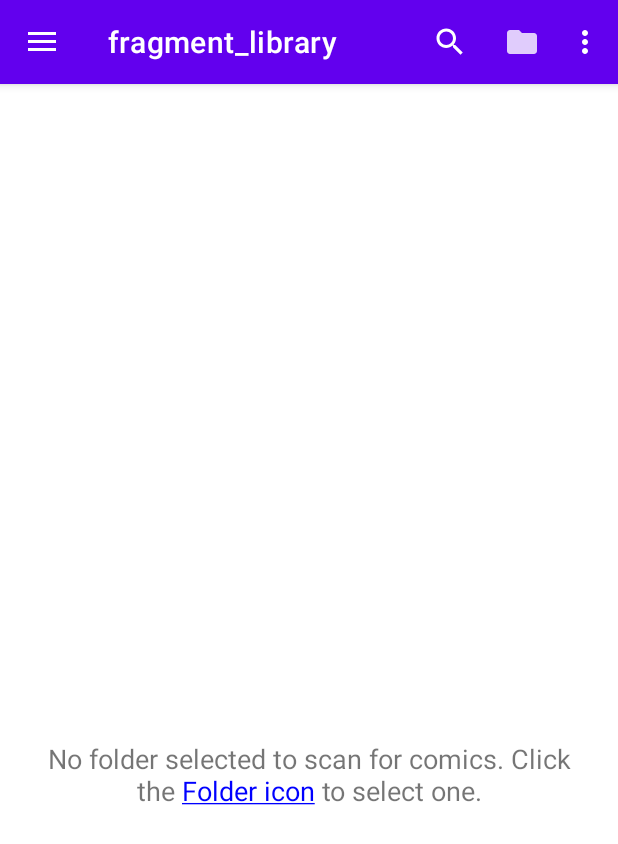
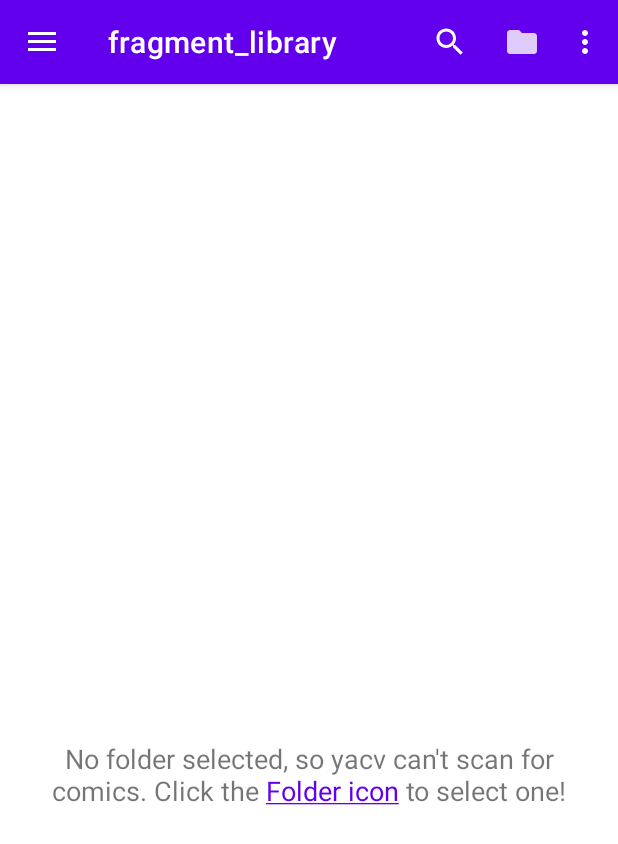
Before and after one commit to nvmnghia/yacv, an Android app: the screen it shows after launch (MainActivity), after a tap on "Select Folder", on a phone screen of 412 x 824 dp. Shown: the top 844 px of the screen. Run offline under Robolectric (Android 15) with nearby library versions, the phone set to English and light mode, and no system bars; our stand-ins replace Dagger/Hilt's generated code, Room's generated code, navigation-ui; libraries missing offline, so code that uses them is left out: androidx.hilt.lifecycle; pictures from the network do not load; 2 statements that could not run were skipped.

Commit message:
feat: rewrite state in `LibraryViewModel`
Before: there's only enum state `textState`.
After: States are stored in variables (e.g. `readPermissionGranted`,...), and when a state is set,
check other state and change `textState` if needed. Code in `LibraryFragment` mostly doesn't change.

Minor fix:
- Refactor text in `LibraryFragment`.

```diff
--- a/app/src/main/java/com/uet/nvmnghia/yacv/ui/library/HandleNoListTextView.kt
+++ b/app/src/main/java/com/uet/nvmnghia/yacv/ui/library/HandleNoListTextView.kt
@@ -1,7 +1,6 @@
 package com.uet.nvmnghia.yacv.ui.library
 
 import android.content.res.Resources
-import android.graphics.Color
 import android.text.SpannableString
 import android.text.Spanned
 import android.text.TextPaint
@@ -15,34 +14,36 @@
  */
 class HandleNoListTextView {
     companion object {
-        fun noRootFolder(res: Resources, clickCallback: () -> Any): SpannableString {
+        var SPAN_TEXT_COLOR: Int? = null
+
+        fun noRoot(res: Resources, clickCallback: () -> Any): SpannableString {
             return oneSpannableText(
-                res.getString(R.string.no_root_folder_selected),
-                res.getString(R.string.no_root_folder_selected_spannable_part),
+                res.getString(R.string.no_root),
+                res.getString(R.string.no_root_span_part),
                 clickCallback
             )
         }
 
-        fun cannotReadRootFolder(res: Resources, clickCallback: () -> Any): SpannableString {
+        fun haveRootNoPermission(res: Resources, clickCallback: () -> Any): SpannableString {
             return oneSpannableText(
-                res.getString(R.string.cannot_read_root_folder),
-                res.getString(R.string.cannot_read_root_folder_spannable_part),
+                res.getString(R.string.have_root_no_permission),
+                res.getString(R.string.have_root_no_permission_span_part),
                 clickCallback
             )
         }
 
-        fun noReadPermission(res: Resources, clickCallback: () -> Any): SpannableString {
+        fun haveRootNotExist(res: Resources, clickCallback: () -> Any): SpannableString {
             return oneSpannableText(
-                res.getString(R.string.no_read_permission),
-                res.getString(R.string.no_read_permission_spannable_part),
+                res.getString(R.string.have_root_not_exist),
+                res.getString(R.string.have_root_not_exist_span_part),
                 clickCallback
             )
         }
 
-        fun noReadPermissionTwice(res: Resources, clickCallback: () -> Any): SpannableString {
+        fun noReadPermissionForever(res: Resources, clickCallback: () -> Any): SpannableString {
             return oneSpannableText(
-                res.getString(R.string.no_read_permission_twice),
-                res.getString(R.string.no_read_permission_twice_spannable_part),
+                res.getString(R.string.no_read_permission_forever),
+                res.getString(R.string.no_read_permission_forever_span_part),
                 clickCallback
             )
         }
@@ -50,7 +51,7 @@
         fun noComic(res: Resources, clickCallback: () -> Any): SpannableString {
             return oneSpannableText(
                 res.getString(R.string.no_comic),
-                res.getString(R.string.no_comic_spannable_part),
+                res.getString(R.string.no_comic_span_part),
                 clickCallback
             )
         }
@@ -72,7 +73,7 @@
 
                 override fun updateDrawState(ds: TextPaint) {
                     super.updateDrawState(ds)
-                    ds.color = Color.BLUE
+                    ds.color = SPAN_TEXT_COLOR!!
                     ds.isUnderlineText = true
                 }
             }
@@ -84,5 +85,6 @@
 
             return spannableContent
         }
+
     }
 }
--- a/app/src/main/java/com/uet/nvmnghia/yacv/ui/library/LibraryFragment.kt
+++ b/app/src/main/java/com/uet/nvmnghia/yacv/ui/library/LibraryFragment.kt
@@ -28,6 +28,7 @@
 import com.uet.nvmnghia.yacv.ui.helper.RecyclerItemClickListener
 import com.uet.nvmnghia.yacv.ui.library.LibraryViewModel.TextState.*
 import com.uet.nvmnghia.yacv.utils.DeviceUtil
+import com.uet.nvmnghia.yacv.utils.ThemeUtils
 import dagger.hilt.android.AndroidEntryPoint
 import javax.inject.Inject
 
@@ -90,6 +91,8 @@
 
         folderAdapter = FolderAdapter(glide, comicDao)
         NUM_COL = calculateNumberOfColumns()
+
+        HandleNoListTextView.SPAN_TEXT_COLOR = ThemeUtils.getPrimaryColor(requireContext())
     }
 
     override fun onCreateView(
@@ -99,11 +102,6 @@
         val view = inflater.inflate(R.layout.fragment_library, container, false)
 
         setHasOptionsMenu(true)
-
-        folderPickerLauncher = registerForActivityResult(
-            ActivityResultContracts.OpenDocumentTree()) {
-            viewModel.rescanComics()
-        }
 
         setupListComicFolders(view)
 
@@ -128,7 +126,9 @@
         appSettingsLauncher = registerForActivityResult(
             ActivityResultContracts.StartActivityForResult()
         ) {
-            isReadPermissionGranted()
+            if (isReadPermissionGranted()) {
+                viewModel.rescanComics(false)
+            }
         }
     }
 
@@ -162,20 +162,20 @@
      */
     private fun toggleEmptyListText(state: LibraryViewModel.TextState) {
         noListTextView.text = when (state) {
-            NO_ROOT_FOLDER -> {
-                HandleNoListTextView.noRootFolder(
+            NO_ROOT -> {
+                HandleNoListTextView.noRoot(
                     resources, this::changeRootScanFolder)
             }
-            CANNOT_READ_ROOT_FOLDER -> {
-                HandleNoListTextView.cannotReadRootFolder(
+            HAVE_ROOT_NO_PERMISSION -> {
+                HandleNoListTextView.haveRootNoPermission(
+                    resources, this::launchAppSettings)    // If possible, use the normal dialog
+            }
+            HAVE_ROOT_NOT_EXIST -> {
+                HandleNoListTextView.haveRootNotExist(
                     resources, this::changeRootScanFolder)
             }
-            NO_READ_PERMISSION -> {
-                HandleNoListTextView.noReadPermission(
-                    resources, this::launchRequestReadPermission)
-            }
             NO_READ_PERMISSION_FOREVER -> {
-                HandleNoListTextView.noReadPermissionTwice(
+                HandleNoListTextView.noReadPermissionForever(
                     resources, this::launchAppSettings)
             }
             NO_COMIC -> {
@@ -268,19 +268,13 @@
 
     /**
      * Check if READ_EXTERNAL_STORAGE is granted.
-     * If not granted, call [LibraryViewModel.readPermissionNotGranted].
      */
     private fun isReadPermissionGranted(): Boolean {
-        val granted = ContextCompat.checkSelfPermission(requireActivity(),
+        viewModel.readPermissionGranted = ContextCompat.checkSelfPermission(requireActivity(),
             Manifest.permission.READ_EXTERNAL_STORAGE
         ) == PackageManager.PERMISSION_GRANTED
 
-        when (granted) {
-            true -> viewModel.readPermissionGranted()
-            false -> viewModel.readPermissionNotGranted()
-        }
-
-        return granted
+        return viewModel.readPermissionGranted
     }
 
 
@@ -328,12 +322,14 @@
      * Otherwise, check if Never ask again is tick. If so, call [viewModel].
      */
     private fun handleRequestReadPermissionResult(granted: Boolean) {
+        viewModel.readPermissionGranted = granted
+
         if (granted) {
             launchFolderPicker()
         } else {
             // Check if deny with Never ask again
             if (! shouldShowRequestPermissionRationale(Manifest.permission.READ_EXTERNAL_STORAGE)) {
-                viewModel.readPermissionNotGrantedForever()
+                viewModel.readPermissionDeniedForever = true
             }
         }
     }
@@ -351,7 +347,7 @@
      * Given the [folderUri] from the picker, pass it to [viewModel].
      */
     private fun handleFolderPickerResult(folderUri: Uri?) {
-        folderUri?.let { viewModel.changeRootFolder(it) }
+        folderUri?.let { viewModel.rootFolderUri = it }
     }
 
     /**
--- a/app/src/main/java/com/uet/nvmnghia/yacv/ui/library/LibraryViewModel.kt
+++ b/app/src/main/java/com/uet/nvmnghia/yacv/ui/library/LibraryViewModel.kt
@@ -1,8 +1,12 @@
 package com.uet.nvmnghia.yacv.ui.library
 
+import android.Manifest
 import android.app.Application
 import android.content.Context
+import android.content.pm.PackageManager
 import android.net.Uri
+import android.util.Log
+import androidx.core.content.ContextCompat
 import androidx.documentfile.provider.DocumentFile
 import androidx.hilt.lifecycle.ViewModelInject
 import androidx.lifecycle.AndroidViewModel
@@ -12,7 +16,6 @@
 import com.uet.nvmnghia.yacv.model.folder.Folder
 import com.uet.nvmnghia.yacv.model.folder.FolderRepository
 import com.uet.nvmnghia.yacv.utils.Constants
-import com.uet.nvmnghia.yacv.utils.FileUtils
 
 
 /**
@@ -33,6 +36,21 @@
     private val sharedPref = application.getSharedPreferences(
         application.resources.getString(R.string.preference_file_key), Context.MODE_PRIVATE)
 
+    var rootFolderUri: Uri? = sharedPref.getString(Constants.SHPREF_ROOT_FOLDER, null)?.let { Uri.parse(it) }
+        set(uri) {
+            if (field == uri) {
+                rescanComics(true)
+            } else {
+                field = uri
+                scanComics(deep = true, truncateOld = true)
+                with(sharedPref.edit()) {
+                    putString(Constants.SHPREF_ROOT_FOLDER, uri.toString())
+                    apply()
+                }
+            }
+            rootFolderSelected = uri != null
+        }
+
     // ViewModel communicates with View by LiveData, instead of direct control
     val folders: LiveData<List<Folder>> = folderRepo.getFolders()
 
@@ -41,110 +59,116 @@
     // Text state
     //================================================================================
 
+    /**
+     * Whether the read permission is granted.
+     */
+    var readPermissionGranted: Boolean = false    // Meaningless initial value to use var with custom setter
+        // A custom getter can guarantee to be always correct by checking directly
+        // but it seems to be expensive
+        // Manually check & set seems to be a reasonable choice
+        // TODO: compare with custom getter
+        set(granted) {
+            if (granted) {
+                readPermissionDeniedForever = false
+
+                when {
+                    !rootFolderSelected -> textState.value = TextState.NO_ROOT
+                    !rootFolderExists -> textState.value = TextState.HAVE_ROOT_NOT_EXIST
+//                    folders.value?.isEmpty() == true -> TextState.NO_COMIC
+//                    else -> TextState.NO_TEXT
+                    else -> {
+                        if (field != granted) {
+                            rescanComics(false)
+                            Log.w("yacv", "Rescan triggered by flip readPermissionGranted to true")
+                        }
+                    }
+                }
+            } else {
+                if (rootFolderExists) {
+                    textState.value = TextState.HAVE_ROOT_NO_PERMISSION
+                }
+            }
+
+            field = granted
+        }
+
+    /**
+     * Whether the Never ask again box is checked.
+     * As there's no reliable way to check this, it is persisted.
+     */
+    var readPermissionDeniedForever: Boolean = sharedPref.getBoolean(Constants.SHPREF_READ_PERMISSION_DENIED_FOREVER, false)
+        set(deniedForever) {
+            field = deniedForever
+
+            with(sharedPref.edit()) {
+                putBoolean(Constants.SHPREF_READ_PERMISSION_DENIED_FOREVER, deniedForever)
+                apply()
+            }
+
+            if (deniedForever) {
+                textState.value = TextState.NO_READ_PERMISSION_FOREVER
+            }
+        }
+
+    /**
+     * Whether a folder is selected as root.
+     */
+    private var rootFolderSelected: Boolean = false    // Meaningless initial value to use var with custom setter
+        set(selected) {
+            field = selected
+
+            if (!selected && !readPermissionDeniedForever) {
+                textState.value = TextState.NO_ROOT
+            }
+
+            rootFolderExists = true
+        }
+
+    /**
+     * Whether the selected root folder can be read.
+     */
+    private var rootFolderExists = false
+        set(exist) {
+            field = exist
+
+            if (!exist && rootFolderSelected && readPermissionGranted) {
+                textState.value = TextState.HAVE_ROOT_NOT_EXIST
+            }
+        }
+
+    /**
+     * Enum for all possible states of the text if list folders is not displayed.
+     */
     enum class TextState {
         // List displayed normally
         NO_TEXT,
 
         // List is not displayed, and text is
-        NO_ROOT_FOLDER, CANNOT_READ_ROOT_FOLDER, NO_READ_PERMISSION,
+        NO_ROOT,
+        HAVE_ROOT_NO_PERMISSION,       // Had root folder, but cannot read due to revoked permission
+        HAVE_ROOT_NOT_EXIST,           // Had root folder, but cannot find it anymore
         NO_READ_PERMISSION_FOREVER,    // No more asking
-        NO_COMIC,
+        NO_COMIC
     }
 
-    /**
-     * State for the text if list comic folders is not displayed.
-     */
     var textState =                      // https://developer.android.com/topic/libraries/architecture/viewmodel#implement
         MediatorLiveData<TextState>()    // ViewModel shouldn't observe LiveData, instead use MediatorLiveData or transformation.
 
     init {
-        textState.addSource(folders, this::folderListChanged)
-    }
+        // Initialization order matters
+        rootFolderSelected = rootFolderUri != null
 
-    private fun folderListChanged(folderList: List<Folder>) {
-        if (folderList.isEmpty()) {
-            if (textState.value == TextState.NO_TEXT) {
-                textState.value = TextState.NO_COMIC
+        val documentFile = rootFolderUri?.let { DocumentFile.fromTreeUri(getApplication(), it) }
+        rootFolderExists = documentFile?.exists() ?: false
+
+        readPermissionGranted = ContextCompat.checkSelfPermission(getApplication(),
+            Manifest.permission.READ_EXTERNAL_STORAGE) == PackageManager.PERMISSION_GRANTED
+
+        textState.addSource(folders) { newListFolders ->
+            if (readPermissionGranted && rootFolderExists) {
+                textState.value = if (newListFolders.isEmpty()) TextState.NO_COMIC
+                    else TextState.NO_TEXT
             }
-        } else {
-            if (textState.value == TextState.NO_COMIC) {
-                textState.value = TextState.NO_TEXT
-            }
-        }
-    }
-
-    private fun rootFolderChanged(newRootFolderUri: Uri?) {
-        textState.value = newRootFolderUri.let {
-            when {
-                it == null -> TextState.NO_ROOT_FOLDER
-                ! FileUtils.canReadTree(getApplication(), it) -> TextState.CANNOT_READ_ROOT_FOLDER
-                else -> {
-                    scanComics(deep = true, truncateOld = true)
-                    TextState.NO_TEXT
-                }
-            }
-        }
-    }
-
-    /**
-     * TODO: Somehow merge these readPermission methods together.
-     */
-    fun readPermissionNotGranted() {
-        if (textState.value != TextState.NO_ROOT_FOLDER) {
-            textState.value = TextState.NO_READ_PERMISSION
-        }
-    }
-
-    fun readPermissionGranted() {
-        if (rootFolderUri == null) {
-            textState.value = TextState.NO_ROOT_FOLDER
-        } else if (folders.value == null || folders.value!!.isEmpty()) {
-            textState.value = TextState.NO_COMIC
-        } else {
-            textState.value = TextState.NO_TEXT
-        }
-    }
-
-    fun readPermissionNotGrantedForever() {
-        textState.value = TextState.NO_READ_PERMISSION_FOREVER
-    }
-
-
-    //================================================================================
-    // Root folder state
-    //================================================================================
-
-    // Initialization DOES NOT call custom setter.
-    private var rootFolderUri: Uri? = null
-        set(newRootFolderUri) {
-            field = newRootFolderUri
-
-            rootFolderChanged(newRootFolderUri)
-
-            // Upon initialization, the SharedPreference is written back unnecessarily.
-            with(sharedPref.edit()) {
-                putString(Constants.SHPREF_ROOT_FOLDER, field.toString())
-                apply()
-            }
-        }
-
-    init {
-        // https://medium.com/keepsafe-engineering/an-in-depth-look-at-kotlins-initializers-a0420fcbf546
-        // rootFolderUri must be set after textState initialization, as inside its setter, textState is used.
-        rootFolderUri = sharedPref.getString(Constants.SHPREF_ROOT_FOLDER, null)?.let { Uri.parse(it) }
-    }
-
-    /**
-     * Given an URI, convert it to a native path and assign the result to [rootFolderUri].
-     * If the converted path is the same as [rootFolderUri], only do a quick rescan.
-     */
-    fun changeRootFolder(newFolderUri: Uri) {
-        if (newFolderUri == rootFolderUri) {
-            // rootFolder doesn't change, do a deep rescan then
-            rescanComics(true)
-        } else {
-            // Rescan & shit is done inside setter
-            rootFolderUri = newFolderUri
         }
     }
 
--- a/app/src/main/java/com/uet/nvmnghia/yacv/utils/Constants.kt
+++ b/app/src/main/java/com/uet/nvmnghia/yacv/utils/Constants.kt
@@ -3,6 +3,7 @@
 
 class Constants {
     companion object {
+        val SHPREF_READ_PERMISSION_DENIED_FOREVER = "READ_PERMISSION_DENIED_FOREVER"
         val SHPREF_ROOT_FOLDER = "ROOT_FOLDER_URI"
     }
 }
--- /dev/null
+++ b/app/src/main/java/com/uet/nvmnghia/yacv/utils/ThemeUtils.kt
@@ -0,0 +1,28 @@
+package com.uet.nvmnghia.yacv.utils
+
+import android.content.Context
+import android.content.res.TypedArray
+import android.util.TypedValue
+import com.uet.nvmnghia.yacv.R
+
+
+class ThemeUtils {
+    companion object {
+        fun getAccentColor(context: Context): Int {
+            return getStyledAttribute(context, R.attr.colorAccent)
+        }
+
+        fun getPrimaryColor(context: Context): Int {
+            return getStyledAttribute(context, R.attr.colorPrimary)
+        }
+
+        private fun getStyledAttribute(context: Context, attributeId: Int): Int {
+            val tv = TypedValue()
+            val ta: TypedArray = context.obtainStyledAttributes(
+                tv.data, intArrayOf(attributeId))
+            val color = ta.getColor(0, 0)
+            ta.recycle()
+            return color
+        }
+    }
+}
--- a/app/src/main/res/values/strings.xml
+++ b/app/src/main/res/values/strings.xml
@@ -11,15 +11,17 @@
     <string name="yacv_explain_storage">yacv needs your permission to read comic in your phone.</string>
     <string name="ok_allow">OK, allow</string>
     <string name="preference_file_key">com.uet.nvmnghia.yacv</string>
-    <string name="no_root_folder_selected">No folder selected to scan for comics. Click the Folder icon to select one.</string>
-    <string name="no_root_folder_selected_spannable_part">Folder icon</string>
-    <string name="cannot_read_root_folder">Selected Folder cannot be read. Either the read permission was revoked, or the folder was deleted. Click the Folder icon to select another one.</string>
-    <string name="cannot_read_root_folder_spannable_part">Folder icon</string>
-    <string name="no_read_permission">Read permission not granted. Click here to grant yacv one.</string>
-    <string name="no_read_permission_spannable_part">Click here</string>
-    <string name="no_comic">Looks like it\'s empty here. Consider adding more comics, or click the Folder icon to choose another folder to scan for comics.</string>
-    <string name="no_comic_spannable_part">Folder icon</string>
+    <string name="no_root">No folder selected, so yacv can\'t scan for comics. Click the Folder icon to select one!</string>
+    <string name="no_root_span_part">Folder icon</string>
+    <string name="have_root_no_permission">yacv is not allowed to read 😿. Click here to allow yacv!</string>
+    <string name="have_root_no_permission_span_part">here</string>
+<!--    <string name="no_root_no_read_permission">yacv is not allowed to read 😿. Click here to allow yacv!</string>-->
+<!--    <string name="no_root_no_read_permission_span_part">Click here</string>-->
+    <string name="no_comic">Looks like it\'s empty here. Consider adding more comics, or click the Folder icon to pick another one for yacv.</string>
+    <string name="no_comic_span_part">Folder icon</string>
     <string name="deny">Deny</string>
-    <string name="no_read_permission_twice">yacv has been denied twice. yacv can not read comics. Allow yacv by open Settings and give yacv a chance!</string>
-    <string name="no_read_permission_twice_spannable_part">Settings</string>
+    <string name="no_read_permission_forever">yacv is not allowed to read, forever 😿. Open Settings and give yacv a chance!</string>
+    <string name="no_read_permission_forever_span_part">Settings</string>
+    <string name="have_root_not_exist">yacv had a folder, but can\'t find it anymore (is it deleted?). Give yacv another one by clicking the Folder icon!</string>
+    <string name="have_root_not_exist_span_part">Folder icon</string>
 </resources>
```
Also changed, not shown: app/src/main/java/com/uet/nvmnghia/yacv/utils/FileUtils.kt (+7 -0 lines), 1 other file.
